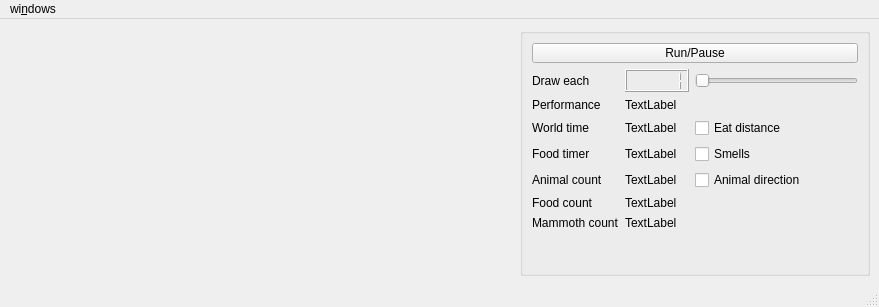
Qt form animals/main_window.ui (zshimanchik/animals) before a commit.
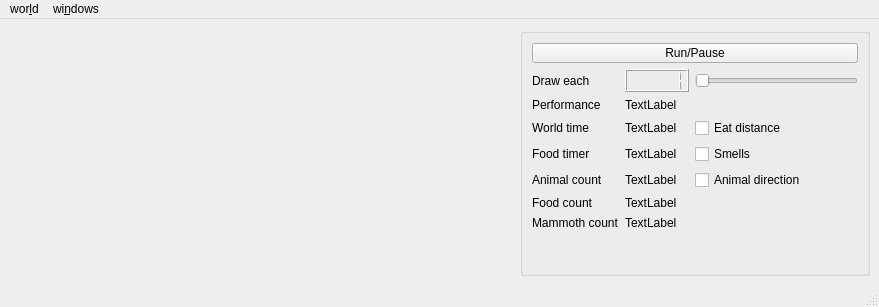
The same form after that commit.

Commit message: saving world (cherry picked from commit ef437ab)

```diff
--- a/animals/main_window.ui
+++ b/animals/main_window.ui
@@ -221,6 +221,14 @@
     <addaction name="constants_action"/>
     <addaction name="network_viewer_action"/>
    </widget>
+   <widget class="QMenu" name="menuWorld">
+    <property name="title">
+     <string>wor&amp;ld</string>
+    </property>
+    <addaction name="save_action"/>
+    <addaction name="load_action"/>
+   </widget>
+   <addaction name="menuWorld"/>
    <addaction name="menuRestart_world"/>
   </widget>
   <widget class="QStatusBar" name="statusbar"/>
```
Left out of the diff: 12 changed lines with no effect on the pictures. The commit also changes 3 other files.
